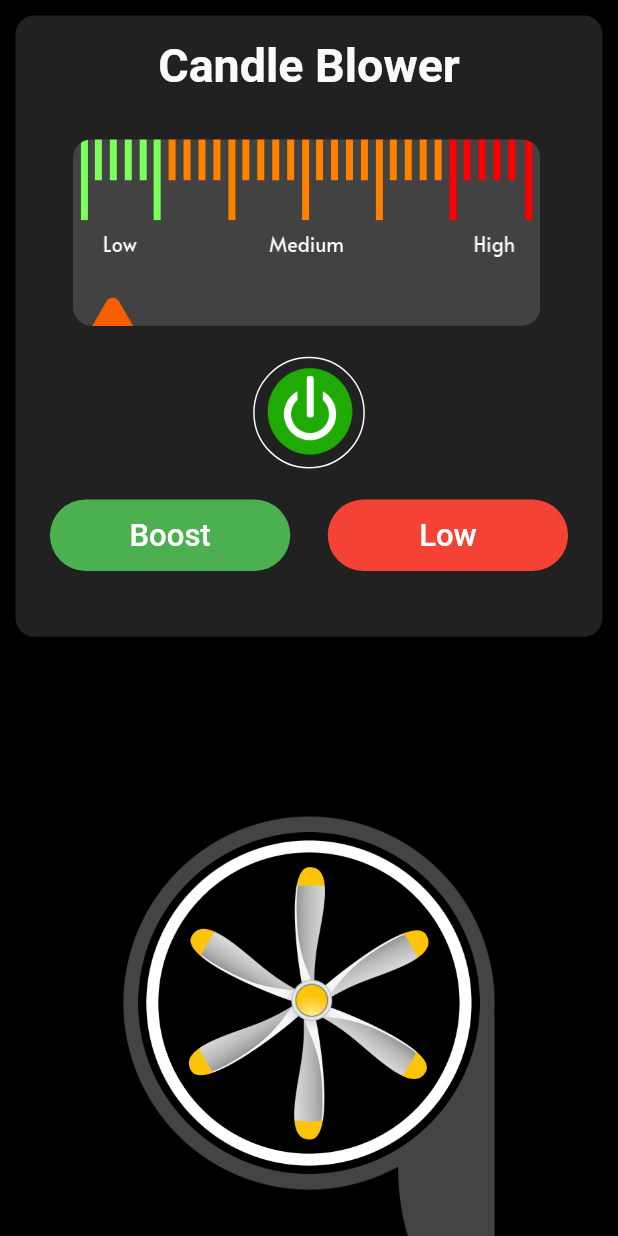
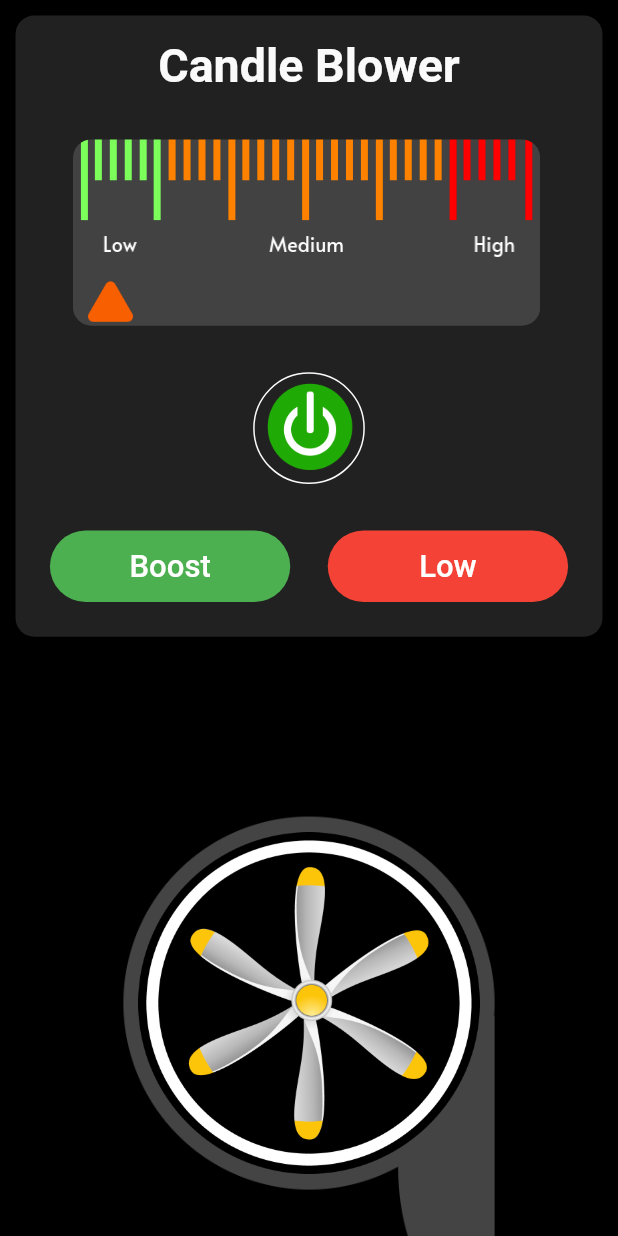
Before and after one commit to BHARGAVTHUMMAR/blower, a Flutter app: the screen it shows after launch, after a tap on "Boost", on a phone screen of 412 x 824 dp. Run offline on Flutter 3.47's test engine with Material 2 defaults, Android fonts, the phone set to English and light mode, and no system bars; our stand-ins replace get; missing offline and left inert: sound_generator, volume_controller.

```diff
--- a/lib/app/modules/home/views/home_view.dart
+++ b/lib/app/modules/home/views/home_view.dart
@@ -56,21 +56,20 @@ class HomeView extends GetWidget<HomeController> {
                                 ),
                               ),
                               Container(
-                                // color: Colors.green,
                                 width: MySize.getWidth(275),
-                                height: MySize.getHeight(20),
+                                height: MySize.getHeight(30),
                                 child: Stack(
                                   children: [
                                     AnimatedPositioned(
                                       right: controller.isTap.isTrue
                                           ? MySize.getWidth(
                                               controller.slider.value)
-                                          : MySize.getWidth(230),
+                                          : MySize.getWidth(240),
                                       duration: Duration(seconds: 5),
                                       child: Image.asset(
                                         "assets/triangle.png",
-                                        height: 40,
-                                        width: 50,
+                                        height: 30,
+                                        width: 30,
                                       ),
                                     ),
                                   ],
@@ -81,7 +80,7 @@ class HomeView extends GetWidget<HomeController> {
                         ),
                         Column(
                           children: [
-                            SizedBox(height: MySize.getHeight(20)),
+                            SizedBox(height: MySize.getHeight(30)),
                             GestureDetector(
                               onTap: () {
                                 controller.on_Off.value =
@@ -119,14 +118,14 @@ class HomeView extends GetWidget<HomeController> {
                               ),
                             ),
                             SizedBox(
-                              height: MySize.getHeight(20),
+                              height: MySize.getHeight(30),
                             ),
                             Row(
                               mainAxisAlignment: MainAxisAlignment.center,
                               children: [
                                 GestureDetector(
                                   onTap: () {
-                                    if (controller.slider.value > 0) {
+                                    if (controller.slider.value > 10) {
                                       controller.slider.value =
                                           controller.slider.value - 10;
                                     }
@@ -156,7 +155,7 @@ class HomeView extends GetWidget<HomeController> {
                                 SizedBox(width: 25),
                                 GestureDetector(
                                   onTap: () {
-                                    if (controller.slider.value < 230) {
+                                    if (controller.slider.value < 240) {
                                       controller.slider.value =
                                           controller.slider.value + 10;
                                     }
```
